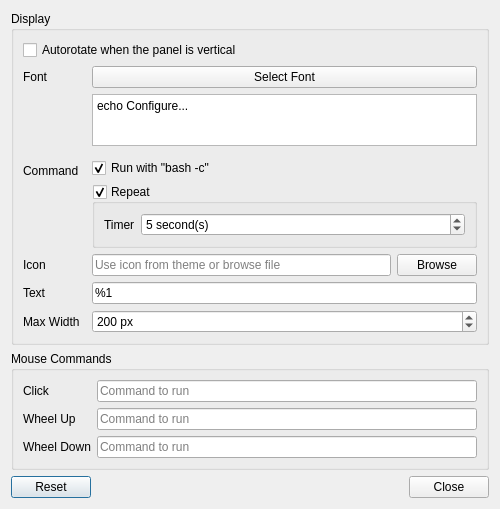
Before: the Qt Designer form plugin-customcommand/lxqtcustomcommandconfiguration.ui in lxqt/lxqt-panel, drawn with Qt 5.
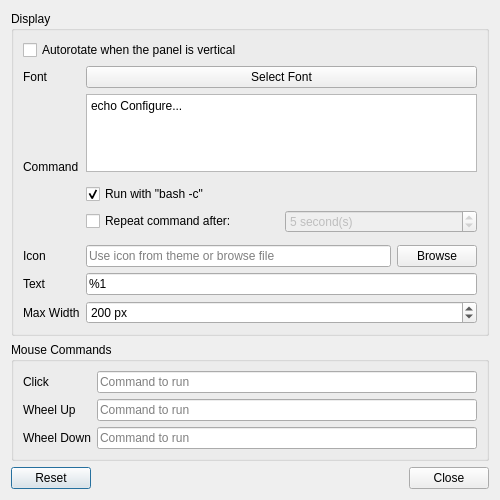
After: the same form once the commit is applied.

Commit message: make Repeat option more descriptive and add text elide

Patch:
```diff
--- a/plugin-customcommand/lxqtcustomcommandconfiguration.ui
+++ b/plugin-customcommand/lxqtcustomcommandconfiguration.ui
@@ -22,104 +22,14 @@
      <layout class="QVBoxLayout" name="verticalLayout_2">
       <item>
        <layout class="QGridLayout" name="gridLayout">
-        <item row="1" column="0">
-         <widget class="QLabel" name="fontLabel">
-          <property name="text">
-           <string>Font</string>
-          </property>
-         </widget>
-        </item>
-        <item row="7" column="2" colspan="2">
-         <widget class="QLineEdit" name="textLineEdit">
-          <property name="text">
-           <string>%1</string>
-          </property>
-          <property name="placeholderText">
-           <string>Use %1 to display command output</string>
-          </property>
-         </widget>
-        </item>
-        <item row="5" column="2" colspan="2">
-         <widget class="QGroupBox" name="repeatGroupBox">
-          <property name="sizePolicy">
-           <sizepolicy hsizetype="Preferred" vsizetype="Preferred">
-            <horstretch>0</horstretch>
-            <verstretch>0</verstretch>
-           </sizepolicy>
-          </property>
-          <property name="title">
-           <string>Repeat</string>
-          </property>
-          <property name="checkable">
-           <bool>true</bool>
-          </property>
-          <property name="checked">
-           <bool>true</bool>
-          </property>
-          <layout class="QFormLayout" name="formLayout">
-           <item row="0" column="0">
-            <widget class="QLabel" name="timerLabel">
-             <property name="text">
-              <string>Timer</string>
-             </property>
-            </widget>
-           </item>
-           <item row="0" column="1">
-            <widget class="QSpinBox" name="repeatTimerSpinBox">
-             <property name="sizePolicy">
-              <sizepolicy hsizetype="Expanding" vsizetype="Fixed">
-               <horstretch>0</horstretch>
-               <verstretch>0</verstretch>
-              </sizepolicy>
-             </property>
-             <property name="suffix">
-              <string> second(s)</string>
-             </property>
-             <property name="minimum">
-              <number>1</number>
-             </property>
-             <property name="maximum">
-              <number>86400</number>
-             </property>
-             <property name="singleStep">
-              <number>1</number>
-             </property>
-             <property name="value">
-              <number>5</number>
-             </property>
-            </widget>
-           </item>
-          </layout>
-         </widget>
-        </item>
-        <item row="6" column="2">
+        <item row="7" column="1">
          <widget class="QLineEdit" name="iconLineEdit">
           <property name="placeholderText">
            <string>Use icon from theme or browse file</string>
           </property>
          </widget>
         </item>
-        <item row="6" column="0">
-         <widget class="QLabel" name="iconLabel">
-          <property name="text">
-           <string>Icon</string>
-          </property>
-          <property name="alignment">
-           <set>Qt::AlignLeading|Qt::AlignLeft|Qt::AlignVCenter</set>
-          </property>
-         </widget>
-        </item>
-        <item row="8" column="0">
-         <widget class="QLabel" name="maxWidthLabel">
-          <property name="text">
-           <string>Max Width</string>
-          </property>
-          <property name="alignment">
-           <set>Qt::AlignLeading|Qt::AlignLeft|Qt::AlignVCenter</set>
-          </property>
-         </widget>
-        </item>
-        <item row="4" column="2" colspan="2">
+        <item row="4" column="1" colspan="2">
          <widget class="QCheckBox" name="runWithBashCheckBox">
           <property name="text">
            <string>Run with &quot;bash -c&quot;</string>
@@ -129,17 +39,7 @@
           </property>
          </widget>
         </item>
-        <item row="7" column="0">
-         <widget class="QLabel" name="textLabel">
-          <property name="text">
-           <string>Text</string>
-          </property>
-          <property name="alignment">
-           <set>Qt::AlignLeading|Qt::AlignLeft|Qt::AlignVCenter</set>
-          </property>
-         </widget>
-        </item>
-        <item row="1" column="2" colspan="2">
+        <item row="1" column="1" colspan="2">
          <widget class="QPushButton" name="fontButton">
           <property name="text">
            <string>Select Font</string>
@@ -149,21 +49,41 @@
           </property>
          </widget>
         </item>
-        <item row="6" column="3">
-         <widget class="QPushButton" name="iconBrowseButton">
+        <item row="8" column="0">
+         <widget class="QLabel" name="textLabel">
           <property name="text">
-           <string>Browse</string>
+           <string>Text</string>
           </property>
-          <property name="autoDefault">
-           <bool>false</bool>
+          <property name="alignment">
+           <set>Qt::AlignLeading|Qt::AlignLeft|Qt::AlignVCenter</set>
           </property>
          </widget>
         </item>
-        <item row="8" column="2" colspan="2">
+        <item row="2" column="0" rowspan="5">
+         <widget class="QLabel" name="commandLabel">
+          <property name="text">
+           <string>Command</string>
+          </property>
+          <property name="alignment">
+           <set>Qt::AlignLeading|Qt::AlignLeft|Qt::AlignVCenter</set>
+          </property>
+         </widget>
+        </item>
+        <item row="1" column="0">
+         <widget class="QLabel" name="fontLabel">
+          <property name="text">
+           <string>Font</string>
+          </property>
+         </widget>
+        </item>
+        <item row="9" column="1" colspan="2">
          <widget class="QSpinBox" name="maxWidthSpinBox">
           <property name="suffix">
            <string> px</string>
           </property>
+          <property name="minimum">
+           <number>10</number>
+          </property>
           <property name="maximum">
            <number>9999</number>
           </property>
@@ -175,14 +95,44 @@
           </property>
          </widget>
         </item>
-        <item row="0" column="0" colspan="4">
+        <item row="8" column="1" colspan="2">
+         <widget class="QLineEdit" name="textLineEdit">
+          <property name="text">
+           <string>%1</string>
+          </property>
+          <property name="placeholderText">
+           <string>Use %1 to display command output</string>
+          </property>
+         </widget>
+        </item>
+        <item row="7" column="0">
+         <widget class="QLabel" name="iconLabel">
+          <property name="text">
+           <string>Icon</string>
+          </property>
+          <property name="alignment">
+           <set>Qt::AlignLeading|Qt::AlignLeft|Qt::AlignVCenter</set>
+          </property>
+         </widget>
+        </item>
+        <item row="7" column="2">
+         <widget class="QPushButton" name="iconBrowseButton">
+          <property name="text">
+           <string>Browse</string>
+          </property>
+          <property name="autoDefault">
+           <bool>false</bool>
+          </property>
+         </widget>
+        </item>
+        <item row="0" column="0" colspan="3">
          <widget class="QCheckBox" name="autoRotateCheckBox">
           <property name="text">
            <string>Autorotate when the panel is vertical</string>
           </property>
          </widget>
         </item>
-        <item row="2" column="2" colspan="2">
+        <item row="2" column="1" colspan="2">
          <widget class="QPlainTextEdit" name="commandPlainTextEdit">
           <property name="minimumSize">
            <size>
@@ -204,16 +154,96 @@
           </property>
          </widget>
         </item>
-        <item row="2" column="0" rowspan="4">
-         <widget class="QLabel" name="commandLabel">
+        <item row="9" column="0">
+         <widget class="QLabel" name="maxWidthLabel">
           <property name="text">
-           <string>Command</string>
+           <string>Max Width</string>
           </property>
           <property name="alignment">
            <set>Qt::AlignLeading|Qt::AlignLeft|Qt::AlignVCenter</set>
           </property>
          </widget>
         </item>
+        <item row="5" column="1" colspan="2">
+         <widget class="QFrame" name="frame">
+          <property name="sizePolicy">
+           <sizepolicy hsizetype="Expanding" vsizetype="Preferred">
+            <horstretch>0</horstretch>
+            <verstretch>0</verstretch>
+           </sizepolicy>
+          </property>
+          <property name="minimumSize">
+           <size>
+            <width>0</width>
+            <height>0</height>
+           </size>
+          </property>
+          <property name="frameShape">
+           <enum>QFrame::NoFrame</enum>
+          </property>
+          <property name="frameShadow">
+           <enum>QFrame::Raised</enum>
+          </property>
+          <property name="lineWidth">
+           <number>0</number>
+          </property>
+          <layout class="QHBoxLayout" name="horizontalLayout">
+           <property name="leftMargin">
+            <number>0</number>
+           </property>
+           <property name="topMargin">
+            <number>0</number>
+           </property>
+           <property name="rightMargin">
+            <number>0</number>
+           </property>
+           <property name="bottomMargin">
+            <number>0</number>
+           </property>
+           <item>
+            <widget class="QCheckBox" name="repeatCheckBox">
+             <property name="sizePolicy">
+              <sizepolicy hsizetype="Expanding" vsizetype="Fixed">
+               <horstretch>0</horstretch>
+               <verstretch>0</verstretch>
+              </sizepolicy>
+             </property>
+             <property name="text">
+              <string>Repeat command after:</string>
+             </property>
+            </widget>
+           </item>
+           <item>
+            <widget class="QSpinBox" name="repeatTimerSpinBox">
+             <property name="enabled">
+              <bool>false</bool>
+             </property>
+             <property name="sizePolicy">
+              <sizepolicy hsizetype="Expanding" vsizetype="Fixed">
+               <horstretch>0</horstretch>
+               <verstretch>0</verstretch>
+              </sizepolicy>
+             </property>
+             <property name="suffix">
+              <string> second(s)</string>
+             </property>
+             <property name="minimum">
+              <number>1</number>
+             </property>
+             <property name="maximum">
+              <number>86400</number>
+             </property>
+             <property name="singleStep">
+              <number>1</number>
+             </property>
+             <property name="value">
+              <number>5</number>
+             </property>
+            </widget>
+           </item>
+          </layout>
+         </widget>
+        </item>
        </layout>
       </item>
      </layout>
```
Left out of the diff: 2 changed lines with no effect on the pictures. The commit also changes 3 other files.
